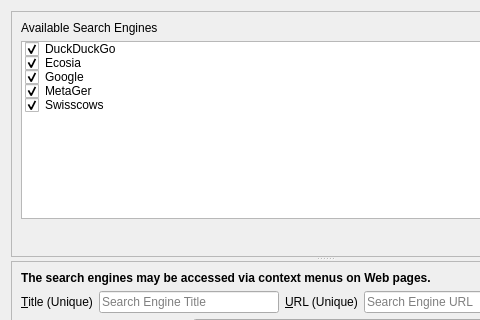
Before: the Qt Designer form UI/dooble_search_engines_popup.ui in textbrowser/dooble, drawn with Qt 5; both pictures show x 0 to 480 and y 0 to 320 of the 650 by 600 pixel window.
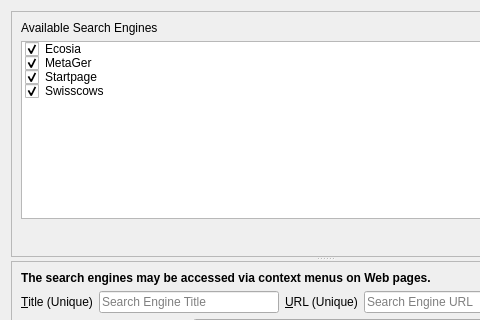
After: the same form once the commit is applied. Icons and pictures are not drawn. Custom widgets are drawn as their Qt base class.

```diff
--- a/UI/dooble_search_engines_popup.ui
+++ b/UI/dooble_search_engines_popup.ui
@@ -46,14 +46,6 @@
        </item>
        <item>
         <widget class="QListWidget" name="predefined">
-         <item>
-          <property name="text">
-           <string>DuckDuckGo</string>
-          </property>
-          <property name="checkState">
-           <enum>Checked</enum>
-          </property>
-         </item>
          <item>
           <property name="text">
            <string>Ecosia</string>
@@ -62,14 +54,6 @@
            <enum>Checked</enum>
           </property>
          </item>
-         <item>
-          <property name="text">
-           <string>Google</string>
-          </property>
-          <property name="checkState">
-           <enum>Checked</enum>
-          </property>
-         </item>
          <item>
           <property name="text">
            <string>MetaGer</string>
@@ -78,6 +62,14 @@
            <enum>Checked</enum>
           </property>
          </item>
+         <item>
+          <property name="text">
+           <string>Startpage</string>
+          </property>
+          <property name="checkState">
+           <enum>Checked</enum>
+          </property>
+         </item>
          <item>
           <property name="text">
            <string>Swisscows</string>
```
